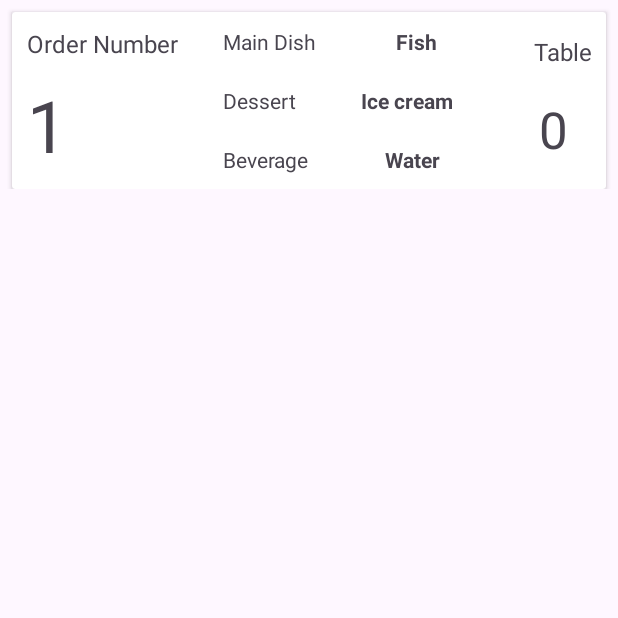
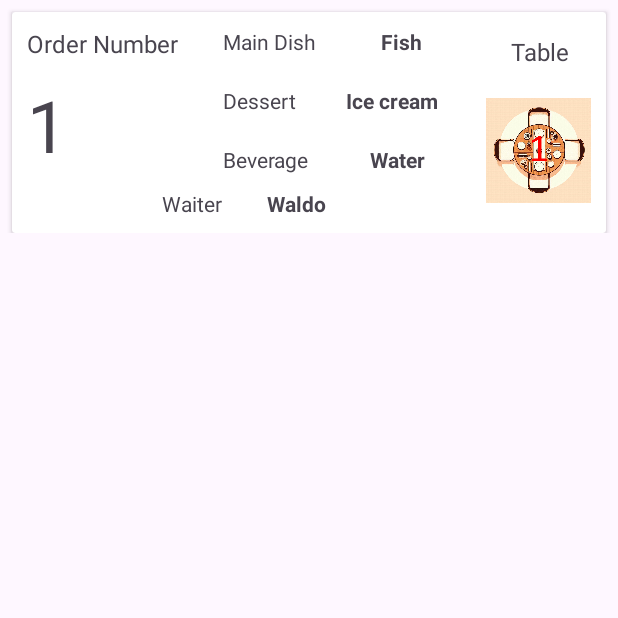
Before and after one commit to RCordobaG/M6P1RCordoba, an Android app: the screen it shows after launch (MainActivity), after a tap on "Show orders", on a phone screen of 412 x 824 dp, the top half of it. Run offline under Robolectric (Android 15) with nearby library versions, the phone set to English and light mode, and no system bars; our stand-ins replace Room's generated code.

Commit message:
Images and Read files

```diff
--- a/app/src/main/java/com/rcordoba/m6p1rcordoba/data/db/OrderDatabase.kt
+++ b/app/src/main/java/com/rcordoba/m6p1rcordoba/data/db/OrderDatabase.kt
@@ -9,7 +9,7 @@ import com.rcordoba.m6p1rcordoba.data.db.model.OrderEntity
 
 @Database(
     entities = [OrderEntity::class],
-    version = 1,
+    version = 2,
     exportSchema = true
 )
 abstract class OrderDatabase : RoomDatabase() {
--- a/app/src/main/java/com/rcordoba/m6p1rcordoba/data/db/model/OrderEntity.kt
+++ b/app/src/main/java/com/rcordoba/m6p1rcordoba/data/db/model/OrderEntity.kt
@@ -17,5 +17,7 @@ data class OrderEntity (
     @ColumnInfo (name = "dessert")
     var dessert : String,
     @ColumnInfo (name = "table")
-    var tableNumber : Int
+    var tableNumber : Int,
+    @ColumnInfo (name = "waiter")
+    var waiterName : String
 )
--- a/app/src/main/java/com/rcordoba/m6p1rcordoba/ui/OrderAdapter.kt
+++ b/app/src/main/java/com/rcordoba/m6p1rcordoba/ui/OrderAdapter.kt
@@ -29,7 +29,6 @@ class OrderAdapter (private val onOrderClicked : (OrderEntity) -> Unit) : Recycl
 
     fun updateList(list: List<OrderEntity>){
         orders = list
-        Log.d("Anos del guille","${orders}")
         notifyDataSetChanged()
     }
 }
--- a/app/src/main/java/com/rcordoba/m6p1rcordoba/ui/OrderViewHolder.kt
+++ b/app/src/main/java/com/rcordoba/m6p1rcordoba/ui/OrderViewHolder.kt
@@ -1,18 +1,38 @@
 package com.rcordoba.m6p1rcordoba.ui
 
 import androidx.recyclerview.widget.RecyclerView
+import com.rcordoba.m6p1rcordoba.R
 import com.rcordoba.m6p1rcordoba.data.db.model.OrderEntity
 import com.rcordoba.m6p1rcordoba.databinding.OrderElementBinding
 
 class OrderViewHolder (private val binding: OrderElementBinding) : RecyclerView.ViewHolder(binding.root){
 
     fun bind(order : OrderEntity){
+        var tableNumber : Int
         binding.apply {
             orderNumberRecyclerTextView.text = order.id.toString()
             mainCourseRecyclerTextView.text = order.mainCourse
             beverageRecyclerTextView.text = order.beverage
             dessertRecyclerTextView.text = order.dessert
-            tableNumberTextView.text = order.tableNumber.toString()
+            //tableNumberTextView.text = order.tableNumber.toString()
+            waiterRecyclerTextView.text = order.waiterName
+            tableNumber = order.tableNumber + 1
+            if(tableNumber == 1)
+            {
+                tableNumberTextView.setImageResource(R.drawable.table_1)
+            }
+            else if (tableNumber == 2)
+            {
+                tableNumberTextView.setImageResource(R.drawable.table_2)
+            }
+            else if (tableNumber == 3)
+            {
+                tableNumberTextView.setImageResource(R.drawable.table_3)
+            }
+            else if (tableNumber == 4)
+            {
+                tableNumberTextView.setImageResource(R.drawable.table_4)
+            }
         }
     }
 }
--- a/app/src/main/java/com/rcordoba/m6p1rcordoba/ui/QuestionnaireFragment.kt
+++ b/app/src/main/java/com/rcordoba/m6p1rcordoba/ui/QuestionnaireFragment.kt
@@ -63,7 +63,8 @@ class QuestionnaireFragment : Fragment() {
                 binding.mainDishEditText.text.toString(),
                 binding.beverageEditText.text.toString(),
                 binding.dessertEditText.text.toString(),
-                0
+                binding.tableSpinner.selectedItemPosition,
+                binding.waiterSpinner.selectedItem.toString()
             )
 
             try {
--- a/app/src/main/res/layout/order_element.xml
+++ b/app/src/main/res/layout/order_element.xml
@@ -39,7 +39,7 @@
                 android:text="@string/order_placeholder"
                 android:textAlignment="center"
                 android:textSize="48sp"
-                app:layout_constraintBottom_toBottomOf="parent"
+                app:layout_constraintBottom_toTopOf="@+id/waiterRecyclerText"
                 app:layout_constraintStart_toStartOf="parent"
                 app:layout_constraintTop_toBottomOf="@+id/orderTextView" />
 
@@ -48,24 +48,21 @@
                 android:layout_width="wrap_content"
                 android:layout_height="wrap_content"
                 android:layout_marginTop="15dp"
-                android:layout_marginEnd="10dp"
+                android:layout_marginEnd="25dp"
                 android:text="@string/table"
                 android:textAlignment="textEnd"
                 android:textSize="16sp"
                 app:layout_constraintEnd_toEndOf="parent"
                 app:layout_constraintTop_toTopOf="parent" />
 
-            <TextView
+            <ImageView
                 android:id="@+id/tableNumberTextView"
-                android:layout_width="50dp"
-                android:layout_height="wrap_content"
+                android:layout_width="70dp"
+                android:layout_height="70dp"
                 android:layout_marginTop="10dp"
                 android:layout_marginEnd="10dp"
                 android:layout_marginBottom="10dp"
                 android:gravity="center"
-                android:text="@string/table_placeholder"
-                android:textAlignment="center"
-                android:textSize="34sp"
                 app:layout_constraintBottom_toBottomOf="parent"
                 app:layout_constraintEnd_toEndOf="parent"
                 app:layout_constraintTop_toBottomOf="@+id/tableText" />
@@ -102,7 +99,7 @@
                 android:text="@string/beverage"
                 android:textAlignment="textStart"
                 android:textSize="14sp"
-                app:layout_constraintBottom_toBottomOf="parent"
+                app:layout_constraintBottom_toTopOf="@+id/waiterRecyclerText"
                 app:layout_constraintStart_toStartOf="@+id/dessertRecyclerText"
                 app:layout_constraintTop_toBottomOf="@+id/dessertRecyclerText" />
 
@@ -148,7 +145,29 @@
                 app:layout_constraintStart_toEndOf="@+id/beverageRecyclerText"
                 app:layout_constraintTop_toTopOf="@+id/beverageRecyclerText" />
 
+            <TextView
+                android:id="@+id/waiterRecyclerText"
+                android:layout_width="wrap_content"
+                android:layout_height="wrap_content"
+                android:layout_marginStart="100dp"
+                android:layout_marginBottom="10dp"
+                android:text="@string/waiter_text"
+                app:layout_constraintBottom_toBottomOf="parent"
+                app:layout_constraintStart_toStartOf="parent" />
+
+            <TextView
+                android:id="@+id/waiterRecyclerTextView"
+                android:layout_width="wrap_content"
+                android:layout_height="wrap_content"
+                android:layout_marginStart="30dp"
+                android:layout_marginBottom="10dp"
+                android:text="@string/waiter_placeholder_text"
+                android:textStyle="bold"
+                app:layout_constraintBottom_toBottomOf="parent"
+                app:layout_constraintStart_toEndOf="@+id/waiterRecyclerText" />
+
         </androidx.constraintlayout.widget.ConstraintLayout>
 
     </androidx.cardview.widget.CardView>
+
 </androidx.constraintlayout.widget.ConstraintLayout>
--- a/app/src/main/res/values/strings.xml
+++ b/app/src/main/res/values/strings.xml
@@ -25,12 +25,13 @@
     <string name="show_orders_button">Show orders</string>
     <string name="toast_create_success">Order created successfully</string>
     <string name="toast_create_error">Failed to create order</string>
+    <string name="waiter_placeholder_text">waiterPlaceholder</string>
 
     <string-array name="waiters">
         <item>Waldo</item>
         <item>Maria</item>
         <item>Shady</item>
-        <item>Kizumi</item>
+        <item>Kazumi</item>
     </string-array>
 
     <string-array name="tables">
```
Also changed, not shown: app/src/main/res/drawable/table_1.png (added), app/src/main/res/drawable/table_2.png (added), app/src/main/res/drawable/table_3.png (added), app/src/main/res/drawable/table_4.png (added).
